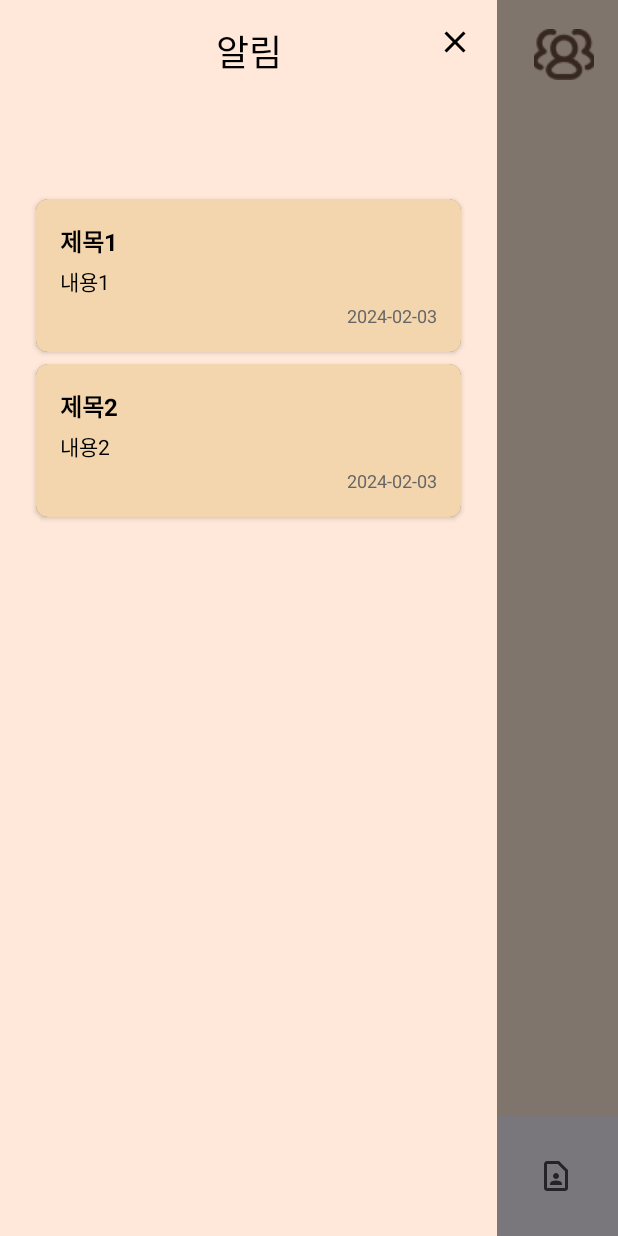
After one commit to D105-6angle/MBG, an Android app: the fragment NotificationFragment placed in its activity, on a phone screen of 412 x 824 dp. The commit adds this screen. Run offline under Robolectric (Android 15) with nearby library versions, the phone set to English and light mode, and no system bars; our stand-ins replace Dagger/Hilt's generated code, navigation-ui.

Commit message:
S12P11D106-50 feat: 메인페이지 완료, 알림 완료, team 코드 입력창 버그 수정 필요

```diff
--- a/MBG/app/build.gradle.kts
+++ b/MBG/app/build.gradle.kts
@@ -74,7 +74,6 @@ dependencies {
 
     // RecyclerView
     implementation ("androidx.recyclerview:recyclerview:1.3.2")
-
     // indicator
     implementation ("me.relex:circleindicator:2.1.6")
 
--- /dev/null
+++ b/MBG/app/src/main/java/com/ssafy/mbg/adapter/NotificationAdapter.kt
@@ -0,0 +1,76 @@
+package com.ssafy.mbg.adapter
+
+import android.view.LayoutInflater
+import android.view.ViewGroup
+import androidx.recyclerview.widget.RecyclerView
+import com.ssafy.mbg.data.Notification
+import com.ssafy.mbg.databinding.ItemNotificationBinding
+
+/**
+ * 알림 목록을 표시하기 위한 RecyclerView 어댑터
+ */
+class NotificationAdapter : RecyclerView.Adapter<NotificationAdapter.NotificationViewHolder>() {
+    /** 표시할 알림 목록 */
+    private val notifications = mutableListOf<Notification>()
+
+    /**
+     * 알림 목록을 업데이트합니다.
+     *
+     * @param newNotifications 새로운 알림 목록
+     */
+    fun setNotifications(newNotifications: List<Notification>) {
+        notifications.clear()
+        notifications.addAll(newNotifications)
+        notifyDataSetChanged()
+    }
+
+    /**
+     * ViewHolder를 생성합니다.
+     *
+     * @param parent 부모 ViewGroup
+     * @param viewType 뷰 타입 (현재는 단일 타입만 사용)
+     * @return 생성된 ViewHolder
+     */
+    override fun onCreateViewHolder(parent: ViewGroup, viewType: Int): NotificationViewHolder {
+        val binding = ItemNotificationBinding.inflate(
+            LayoutInflater.from(parent.context),
+            parent,
+            false
+        )
+        return NotificationViewHolder(binding)
+    }
+
+    /**
+     * ViewHolder에 데이터를 바인딩합니다.
+     *
+     * @param holder 데이터를 표시할 ViewHolder
+     * @param position 데이터 위치
+     */
+    override fun onBindViewHolder(holder: NotificationViewHolder, position: Int) {
+        holder.bind(notifications[position])
+    }
+
+    override fun getItemCount(): Int = notifications.size
+
+    /**
+     * 알림 아이템을 표시하기 위한 ViewHolder
+     *
+     * @property binding 아이템 레이아웃 바인딩
+     */
+    class NotificationViewHolder(
+        private val binding: ItemNotificationBinding
+    ) : RecyclerView.ViewHolder(binding.root) {
+        /**
+         * 알림 데이터를 뷰에 바인딩합니다.
+         *
+         * @param notification 표시할 알림 데이터
+         */
+        fun bind(notification: Notification) {
+            binding.apply {
+                notificationTitle.text = notification.title
+                notificationBody.text = notification.body
+                notificationDate.text = notification.createAt
+            }
+        }
+    }
+}
--- /dev/null
+++ b/MBG/app/src/main/java/com/ssafy/mbg/data/Notification.kt
@@ -0,0 +1,11 @@
+package com.ssafy.mbg.data
+
+data class Notification (
+    val notificationId : Int? = null,
+    // 받는 기기의 fcm 토큰
+    val tokenId : Int? = null,
+    val title : String,
+    val body : String,
+    val room : String? = null,
+    val createAt : String
+)
--- a/MBG/app/src/main/java/com/ssafy/mbg/ui/home/HomeFragment.kt
+++ b/MBG/app/src/main/java/com/ssafy/mbg/ui/home/HomeFragment.kt
@@ -5,13 +5,45 @@ import android.view.LayoutInflater
 import android.view.View
 import android.view.ViewGroup
 import androidx.fragment.app.Fragment
+import com.bumptech.glide.Glide
 import com.ssafy.mbg.R
+import com.ssafy.mbg.databinding.FragmentHomeBinding
 
 class HomeFragment : Fragment() {
+
+    private var _binding : FragmentHomeBinding? = null
+    private val binding get() = _binding!!
+
+
     override fun onCreateView(
         inflater: LayoutInflater, container: ViewGroup?, savedInstanceState: Bundle?
-    ): View? {
+    ): View {
         // fragment_home.xml 레이아웃 파일이 있어야 합니다.
-        return inflater.inflate(R.layout.fragment_home, container, false)
+        _binding = FragmentHomeBinding.inflate(inflater, container, false)
+        return binding.root
+
+    }
+
+    override fun onViewCreated(view: View, savedInstanceState: Bundle?) {
+        super.onViewCreated(view, savedInstanceState)
+        Glide.with(this)
+            .asGif()
+            .load(R.drawable.character_gif_origin)
+            .into(binding.characterGif)
+        setupClickListeners()
+    }
+
+    private fun setupClickListeners() {
+        binding.notificationIcon.setOnClickListener {
+            NotificationFragment().show(parentFragmentManager, "NotificationFragment")
+        }
+        binding.teamIcon.setOnClickListener {
+            InviteCodeFragment().show(parentFragmentManager, "InviteCodeFragment")
+        }
+    }
+
+    override fun onDestroyView() {
+        super.onDestroyView()
+        _binding = null
     }
 }
--- /dev/null
+++ b/MBG/app/src/main/java/com/ssafy/mbg/ui/home/NotificationFragment.kt
@@ -0,0 +1,115 @@
+package com.ssafy.mbg.ui.home
+
+import android.app.Dialog
+import android.os.Bundle
+import android.view.Gravity
+import android.view.LayoutInflater
+import android.view.View
+import android.view.ViewGroup
+import androidx.fragment.app.DialogFragment
+import androidx.recyclerview.widget.DividerItemDecoration
+import androidx.recyclerview.widget.LinearLayoutManager
+import com.ssafy.mbg.R
+import com.ssafy.mbg.databinding.FragmentNotificationBinding
+import com.ssafy.mbg.adapter.NotificationAdapter
+import com.ssafy.mbg.data.Notification
+
+/**
+ * 알림 목록을 표시하는 Fragment
+ */
+class NotificationFragment : DialogFragment() {
+
+    // ViewBinding 객체
+    private var _binding: FragmentNotificationBinding? = null
+    private val binding get() = _binding!!
+
+    // RecyclerView 어댑터
+    private lateinit var notificationAdapter: NotificationAdapter
+
+    override fun onCreate(savedInstanceState: Bundle?) {
+        super.onCreate(savedInstanceState)
+        setStyle(STYLE_NO_TITLE, R.style.NotificationDialog)
+    }
+
+    override fun onCreateView(
+        inflater: LayoutInflater,
+        container: ViewGroup?,
+        savedInstanceState: Bundle?
+    ): View {
+        _binding = FragmentNotificationBinding.inflate(inflater, container, false)
+        return binding.root
+    }
+
+    override fun onViewCreated(view: View, savedInstanceState: Bundle?) {
+        super.onViewCreated(view, savedInstanceState)
+        setupRecyclerView()
+        loadNotifications()
+        setupClickListeners()
+    }
+
+    private fun setupClickListeners() {
+        // X 버튼 클릭 시 닫기
+        binding.closeButton.setOnClickListener {
+            dismiss()
+        }
+
+        // 배경 클릭 시 닫기
+        dialog?.window?.decorView?.setOnClickListener {
+            dismiss()
+        }
+        // 내부 클릭 이벤트 소비
+        binding.root.setOnClickListener { }
+    }
+
+    override fun onCreateDialog(savedInstanceState: Bundle?): Dialog {
+        return super.onCreateDialog(savedInstanceState).apply {
+            window?.apply {
+                setWindowAnimations(R.style.NotificationDialogAnimation)
+
+                // 다이얼로그 크기 및 위치 설정
+                setGravity(Gravity.START)
+                setLayout(
+                    resources.getDimensionPixelSize(R.dimen.notification_dialog_width),
+                    ViewGroup.LayoutParams.MATCH_PARENT
+                )
+            }
+        }
+    }
+
+    /**
+     * RecyclerView 초기 설정
+     * - 어댑터 설정
+     * - 레이아웃 매니저 설정
+     * - 아이템 구분선 추가
+     */
+    private fun setupRecyclerView() {
+        notificationAdapter = NotificationAdapter()
+        binding.NotificationrecyclerView.apply {
+            adapter = notificationAdapter
+            layoutManager = LinearLayoutManager(context)
+            // 아이템 사이에 구분선 추가
+            addItemDecoration(DividerItemDecoration(context, DividerItemDecoration.VERTICAL))
+        }
+    }
+
+    /**
+     * 알림 데이터를 로드하고 표시
+     * TODO: 실제 데이터를 가져오는 로직으로 변경 필요
+     */
+    private fun loadNotifications() {
+        // 테스트용 더미 데이터
+        val testNotifications = listOf(
+            Notification(title = "제목1", body = "내용1", createAt = "2024-02-03"),
+            Notification(title = "제목2", body = "내용2", createAt = "2024-02-03")
+        )
+        notificationAdapter.setNotifications(testNotifications)
+    }
+
+    /**
+     * Fragment 파괴 시 ViewBinding 해제
+     */
+    override fun onDestroyView() {
+        super.onDestroyView()
+        _binding = null
+    }
+}
--- a/MBG/app/src/main/res/anim/slide_in_right.xml
+++ b/MBG/app/src/main/res/anim/slide_in_right.xml
@@ -2,6 +2,6 @@
 <set xmlns:android="http://schemas.android.com/apk/res/android">
     <translate
         android:duration="300"
-        android:fromXDelta="100%"
+        android:fromXDelta="-100%"
         android:toXDelta="0%" />
 </set>
--- /dev/null
+++ b/MBG/app/src/main/res/drawable/ic_close.xml
@@ -0,0 +1,11 @@
+<!-- 닫기 버튼 아이콘 벡터 이미지 -->
+<vector xmlns:android="http://schemas.android.com/apk/res/android"
+    android:width="24dp"
+    android:height="24dp"
+    android:viewportWidth="24"
+    android:viewportHeight="24">
+    <!-- X 모양의 경로 -->
+    <path
+        android:fillColor="#000000"
+        android:pathData="M19,6.41L17.59,5 12,10.59 6.41,5 5,6.41 10.59,12 5,17.59 6.41,19 12,13.41 17.59,19 19,17.59 13.41,12z"/>
+</vector>
--- a/MBG/app/src/main/res/layout/fragment_home.xml
+++ b/MBG/app/src/main/res/layout/fragment_home.xml
@@ -2,20 +2,37 @@
 <androidx.constraintlayout.widget.ConstraintLayout xmlns:android="http://schemas.android.com/apk/res/android"
     xmlns:app="http://schemas.android.com/apk/res-auto"
     android:layout_width="match_parent"
-    android:layout_height="match_parent">
+    android:layout_height="match_parent"
+    android:background="#FFE8D9"
+    >
 
-    <ImageView
-        android:id="@+id/ivNotification"
+    <ImageButton
+        android:id="@+id/notification_icon"
         android:layout_width="40dp"
         android:layout_height="40dp"
         android:layout_margin="16dp"
+        android:background="#FFE8D9"
         android:src="@drawable/ic_notification"
         app:layout_constraintTop_toTopOf="parent"
         app:layout_constraintStart_toStartOf="parent"
         />
 
+
+    <ImageButton
+        android:id="@+id/team_icon"
+        android:layout_width="40dp"
+        android:layout_height="40dp"
+        android:layout_margin="16dp"
+        android:background="#FFE8D9"
+        android:src="@drawable/team"
+        app:layout_constraintTop_toTopOf="parent"
+        app:layout_constraintEnd_toEndOf="parent"/>
+
+
+
     <ImageView
         android:id="@+id/characterGif"
+        android:background="#FFE8D9"
         android:layout_width="200dp"
         android:layout_height="200dp"
         android:scaleType="fitCenter"
--- /dev/null
+++ b/MBG/app/src/main/res/layout/fragment_notification.xml
@@ -0,0 +1,51 @@
+<?xml version="1.0" encoding="utf-8"?>
+<!-- 알림 화면의 메인 레이아웃 -->
+<androidx.constraintlayout.widget.ConstraintLayout xmlns:android="http://schemas.android.com/apk/res/android"
+    xmlns:app="http://schemas.android.com/apk/res-auto"
+    xmlns:tools="http://schemas.android.com/tools"
+    android:layout_width="331dp"
+    android:layout_height="match_parent"
+    android:background="#FFE8D9">
+
+
+    <TextView
+        android:layout_width="wrap_content"
+        android:layout_height="wrap_content"
+        android:padding="16dp"
+        android:textColor="#000000"
+        android:text="@string/notification_title"
+        android:textSize="24sp"
+        app:layout_constraintEnd_toEndOf="parent"
+        app:layout_constraintStart_toStartOf="parent"
+        app:layout_constraintTop_toTopOf="parent" />
+
+    <ImageButton
+        android:id="@+id/closeButton"
+        android:layout_width="24dp"
+        android:layout_height="24dp"
+        android:layout_margin="16dp"
+        android:background="?attr/selectableItemBackgroundBorderless"
+        android:src="@drawable/ic_close"
+        app:layout_constraintEnd_toEndOf="parent"
+        app:layout_constraintTop_toTopOf="parent" />
+
+    <androidx.constraintlayout.widget.Guideline
+        android:id="@+id/guideline4"
+        android:layout_width="wrap_content"
+        android:layout_height="wrap_content"
+        android:orientation="horizontal"
+        app:layout_constraintGuide_begin="113dp" />
+
+    <!-- 알림 목록을 표시하는 RecyclerView -->
+    <androidx.recyclerview.widget.RecyclerView
+        android:id="@+id/NotificationrecyclerView"
+        android:layout_width="match_parent"
+        android:layout_height="0dp"
+        android:padding="16dp"
+        app:layout_constraintTop_toBottomOf="@+id/guideline4"
+        app:layout_constraintBottom_toBottomOf="parent"
+        app:layout_constraintStart_toStartOf="parent"
+        app:layout_constraintEnd_toEndOf="parent" />
+
+
+</androidx.constraintlayout.widget.ConstraintLayout>
--- /dev/null
+++ b/MBG/app/src/main/res/layout/item_notification.xml
@@ -0,0 +1,56 @@
+<?xml version="1.0" encoding="utf-8"?>
+<!-- 알림 목록의 각 아이템을 표시하는 레이아웃 -->
+<androidx.cardview.widget.CardView
+    xmlns:android="http://schemas.android.com/apk/res/android"
+    xmlns:app="http://schemas.android.com/apk/res-auto"
+    android:layout_width="match_parent"
+    android:layout_height="wrap_content"
+    android:layout_marginHorizontal="8dp"
+    android:layout_marginVertical="4dp"
+    app:cardCornerRadius="8dp"
+    app:cardElevation="2dp">
+
+    <androidx.constraintlayout.widget.ConstraintLayout
+        android:layout_width="match_parent"
+        android:layout_height="wrap_content"
+        android:background="#F4D6AE"
+        android:padding="16dp">
+
+        <!-- 알림 제목 -->
+        <TextView
+            android:id="@+id/notificationTitle"
+            android:layout_width="0dp"
+            android:layout_height="wrap_content"
+            android:textSize="16sp"
+            android:textStyle="bold"
+            android:textColor="#000000"
+            app:layout_constraintEnd_toEndOf="parent"
+            app:layout_constraintStart_toStartOf="parent"
+            app:layout_constraintTop_toTopOf="parent" />
+
+        <!-- 알림 내용 -->
+        <TextView
+            android:id="@+id/notificationBody"
+            android:layout_width="0dp"
+            android:layout_height="wrap_content"
+            android:layout_marginTop="4dp"
+            android:textSize="14sp"
+            android:textColor="#000000"
+            app:layout_constraintEnd_toEndOf="parent"
+            app:layout_constraintStart_toStartOf="parent"
+            app:layout_constraintTop_toBottomOf="@id/notificationTitle" />
+
+        <!-- 알림 날짜 -->
+        <TextView
+            android:id="@+id/notificationDate"
+            android:layout_width="wrap_content"
+            android:layout_height="wrap_content"
+            android:layout_marginTop="4dp"
+            android:textSize="12sp"
+            android:textColor="#666666"
+            app:layout_constraintEnd_toEndOf="parent"
+            app:layout_constraintTop_toBottomOf="@id/notificationBody" />
+
+    </androidx.constraintlayout.widget.ConstraintLayout>
+
+</androidx.cardview.widget.CardView>
--- /dev/null
+++ b/MBG/app/src/main/res/values/dimens.xml
@@ -0,0 +1,4 @@
+<?xml version="1.0" encoding="utf-8"?>
+<resources>
+    <dimen name="notification_dialog_width">331dp</dimen>
+</resources>
--- a/MBG/app/src/main/res/values/strings.xml
+++ b/MBG/app/src/main/res/values/strings.xml
@@ -30,4 +30,10 @@
     <string name="change">변경하기</string>
     <!--메인 페이지 닉네임 일시적으로 하드코딩-->
     <string name="user_nickname">꾸미</string>
+
+    <string name="notification_title">알림</string>
+    <!--초대창-->
+    <string name="invite_code">초대 코드</string>
+    <string name="invite_hint">초대코드를 입력하세요</string>
+    <string name="submit_invite_code">입력</string>
 </resources>
--- a/MBG/app/src/main/res/values/styles.xml
+++ b/MBG/app/src/main/res/values/styles.xml
@@ -6,4 +6,30 @@
         <item name="android:backgroundDimEnabled">true</item>
         <item name="android:windowContentOverlay">@null</item>
     </style>
+
+    <style name="NotificationDialog" parent="Theme.AppCompat.Dialog">
+        <item name="android:windowBackground">@android:color/transparent</item>
+        <item name="android:windowIsFloating">false</item>
+        <item name="android:windowAnimationStyle">@style/NotificationDialogAnimation</item>
+        <item name="android:backgroundDimEnabled">true</item>
+        <item name="android:backgroundDimAmount">0.5</item>
+    </style>
+
+    <style name="NotificationDialogAnimation">
+        <item name="android:windowEnterAnimation">@anim/slide_in_right</item>
+        <item name="android:windowExitAnimation">@anim/slide_out_left</item>
+    </style>
+
+    <style name="TeamInfoDialog" parent="Theme.AppCompat.Dialog">
+        <item name="android:windowBackground">@android:color/transparent</item>
+        <item name="android:windowIsFloating">false</item>
+        <item name="android:windowAnimationStyle">@style/TeamInfoDialogAnimation</item>
+        <item name="android:backgroundDimEnabled">true</item>
+        <item name="android:backgroundDimAmount">0.5</item>
+    </style>
+
+    <style name="TeamInfoDialogAnimation">
+        <item name="android:windowEnterAnimation">@anim/slide_in_right</item>
+        <item name="android:windowExitAnimation">@anim/slide_out_left</item>
+    </style>
 </resources>
```
Also changed, not shown: MBG/app/src/main/java/com/ssafy/mbg/ui/home/InviteCodeFragment.kt (added, +71 -0 lines), MBG/app/src/main/res/layout/fragment_invite_code.xml (added, +66 -0 lines), MBG/app/src/main/res/layout/fragment_team_info.xml (added, +32 -0 lines), MBG/app/src/main/res/drawable/team.png (added).
